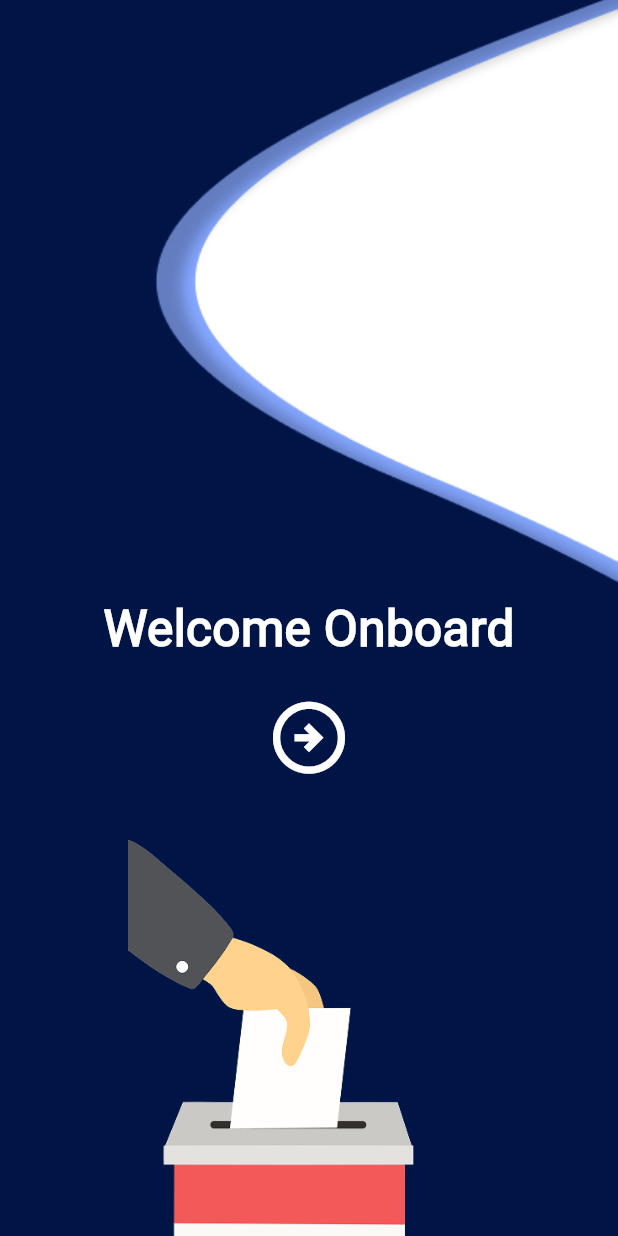
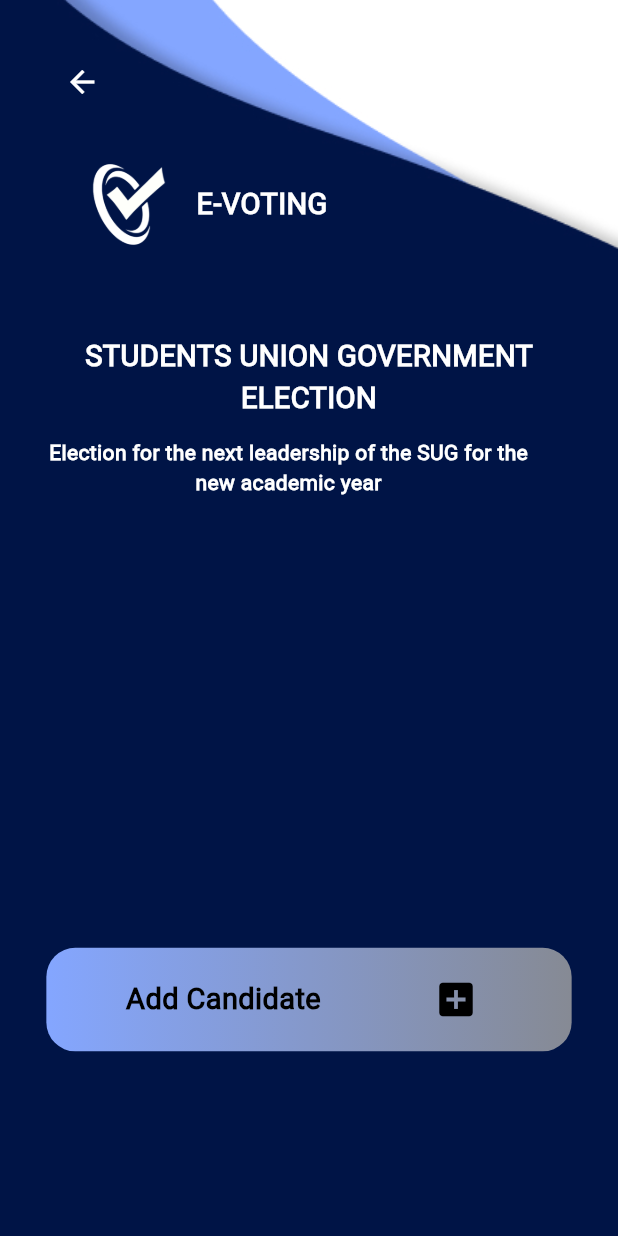
Before and after one commit to Nita9ice/e_vote, a Flutter app: the screen it shows after launch, on a phone screen of 412 x 824 dp. Run offline on Flutter 3.47's test engine with Material 3 defaults, Android fonts, the phone set to English and light mode, and no system bars; our stand-ins replace cloud_firestore, firebase_auth, firebase_core; accounts and stored records are empty.

Commit message:
initial commit

```diff
--- a/lib/main.dart
+++ b/lib/main.dart
@@ -1,6 +1,7 @@
 // import 'package:e_vote/screens/register.dart';
 
 
+import 'package:e_vote/screens/admin/add_candidate.dart';
 import 'package:e_vote/screens/admin/dashboard.dart';
 import 'package:e_vote/screens/forgot_password.dart';
 import 'package:e_vote/screens/splash.dart';
@@ -27,10 +28,10 @@ class EVote extends StatelessWidget {
     return MaterialApp(
       debugShowCheckedModeBanner: false,
 
-      // home: LoginScreen(),
+      home: AddCandidateScreen(),
 
 
-
+      /*
 
       // The first screen to display once the app is launch.
       initialRoute: '/',
@@ -49,7 +50,7 @@ class EVote extends StatelessWidget {
 
 
 
-
+      */
 
 // Theme data for the App
 
--- /dev/null
+++ b/lib/screens/admin/add_candidate.dart
@@ -0,0 +1,160 @@
+import 'package:e_vote/components/utilities/app_dimension.dart';
+import 'package:e_vote/components/widgets/alert_box2.dart';
+import 'package:e_vote/components/widgets/button.dart';
+import 'package:e_vote/components/widgets/text_field.dart';
+import 'package:flutter/material.dart';
+
+class AddCandidateScreen extends StatefulWidget {
+  const AddCandidateScreen({super.key});
+
+  @override
+  State<AddCandidateScreen> createState() => _AddCandidateScreenState();
+}
+
+class _AddCandidateScreenState extends State<AddCandidateScreen> {
+  // list of candidate
+
+  List candidateList = [
+
+  ];
+
+  // Controller for handling input in the email text field
+  final TextEditingController firstNameController = TextEditingController();
+
+  // Controller for handling input in the password text field
+  final TextEditingController lastNameController = TextEditingController();
+
+
+// function to add candidate
+
+
+
+  // function to show alert box for  candidate details
+  void addCandidateBox(){
+    showDialog(context: context, builder: (context) {
+      return AlertBox2(
+        containerText: 'Add a Candidate',
+                      circularAvatar: Image.asset('assets/images/image1.png'),
+                      textField1: MyTextField(controller: firstNameController, hintText: 'First Name'),
+                      textField2: MyTextField(controller: lastNameController, hintText: 'Last Name'),
+                      button: MyButton(buttonText: 'Add', onPressed: (){}, padding: EdgeInsets.symmetric(vertical: 10, horizontal: 40),),
+                      button2: MyButton(buttonText: 'Cancel', onPressed: (){
+                        Navigator.pop(context);
+                      }, padding: EdgeInsets.symmetric(vertical: 10, horizontal: 20),),
+      );
+    });
+  }
+
+
+
+
+
+  @override
+  Widget build(BuildContext context) {
+    // Instantiate AppDimensions
+    final dimensions = AppDimensions(context);
+
+    return Scaffold(
+      body: Container(
+        width: double.infinity,
+        height: double.infinity,
+        decoration: const BoxDecoration(
+          image: DecorationImage(
+            image: AssetImage('assets/images/background2.jpg'),
+            fit: BoxFit.cover,
+          ),
+        ),
+        child: Padding(
+          padding: EdgeInsets.all(dimensions.widthPercent(7.5)), // ~32.25px
+          child: Column(
+            crossAxisAlignment: CrossAxisAlignment.start,
+            // mainAxisAlignment: MainAxisAlignment.start,
+            children: [
+              IconButton(onPressed: (){}, icon: Icon(Icons.arrow_back),
+              color: Color.fromRGBO(255, 255, 255, 1),
+              ),
+              SizedBox(height: 8,),
+              Row(
+                children: [
+                  Image.asset('assets/images/logo.jpg',
+                  height: 100,
+                  width: 100,
+                  ),
+                  Text('E-VOTING',
+                  style: TextStyle(
+                                fontFamily: 'Roboto',
+                                fontSize: dimensions.widthPercent(4.7), // ~20.21px
+                                fontWeight: FontWeight.w700,
+                                color: const Color.fromRGBO(255, 255, 255, 1),
+                              ),
+                  ),
+
+                ],
+              ),
+
+              SizedBox(height: 37,),
+
+                  Text('STUDENTS UNION GOVERNMENT ELECTION',
+                  textAlign: TextAlign.center,
+                  style: TextStyle(
+                                fontFamily: 'Roboto',
+                                fontSize: dimensions.widthPercent(4.7), // ~20.21px
+                                fontWeight: FontWeight.w700,
+                                color: const Color.fromRGBO(255, 255, 255, 1),
+                              ),
+                  ),
+
+                  SizedBox(height: 12,),
+                  Text('Election for the next leadership of the SUG for the \nnew academic year',
+                   textAlign: TextAlign.center,
+                  style: TextStyle(
+                                fontFamily: 'Roboto',
+                                fontSize: 14,
+                                fontWeight: FontWeight.w700,
+                                color: const Color.fromRGBO(255, 255, 255, 1),
+                              ),
+                  ),
+
+                  SizedBox(height: 300,),
+
+                  Container(
+                    height: 69,
+                    width: 379,
+                    padding: EdgeInsets.symmetric(vertical: 10, horizontal: 20),
+        decoration: BoxDecoration(
+          borderRadius: BorderRadius.circular(dimensions.widthPercent(4.7)), // ~20.21px
+          gradient: const LinearGradient(
+            begin: Alignment.centerLeft,
+            colors: [
+
+              Color.fromRGBO(132, 166, 255, 1),
+
+              Color.fromRGBO(134, 138, 148, 1),
+            ],
+          ),
+        ),
+                    child: Row(mainAxisAlignment: MainAxisAlignment.spaceAround,
+                      children: [
+                        Text('Add Candidate',
+                        style: TextStyle(
+                                fontFamily: 'Roboto',
+                                fontSize: dimensions.widthPercent(4.7), // ~20.21px
+                                fontWeight: FontWeight.w700,
+                                color: const Color.fromRGBO(0, 0, 0, 1),
+                              ),
+                        ),
+                        // SizedBox(width: 10,),
+                        IconButton(onPressed: addCandidateBox, icon: Icon(Icons.add_box,
+                        color: const Color.fromRGBO(0, 0, 0, 1),
+                        size: 30,
+                        ))
+                      ],
+                    ),
+                  )
+            ],
+          ),
+        ),
+      ),
+    );
+  }
+}
--- a/pubspec.yaml
+++ b/pubspec.yaml
@@ -71,7 +71,7 @@ flutter:
   # To add assets to your application, add an assets section, like this:
   assets:
     - assets/images/
-  #   - images/a_dot_ham.jpeg
+    - assets/icons/
 
   # An image asset can refer to one or more resolution-specific "variants", see
   # https://flutter.dev/to/resolution-aware-images
```
Also changed, not shown: lib/alert_box_details.dart (added, +24 -0 lines), lib/components/widgets/admin_container.dart (added, +55 -0 lines), lib/components/widgets/alert_box1.dart (added, +52 -0 lines), lib/components/widgets/alert_box2.dart (added, +75 -0 lines), lib/screens/admin/dashboard.dart (+60 -5 lines), assets/icons/Vector1.png (added), assets/icons/Vector2.png (added), assets/icons/Vector3.png (added), assets/icons/Vector4.png (added), assets/images/declined.png (added), pubspec.lock.
